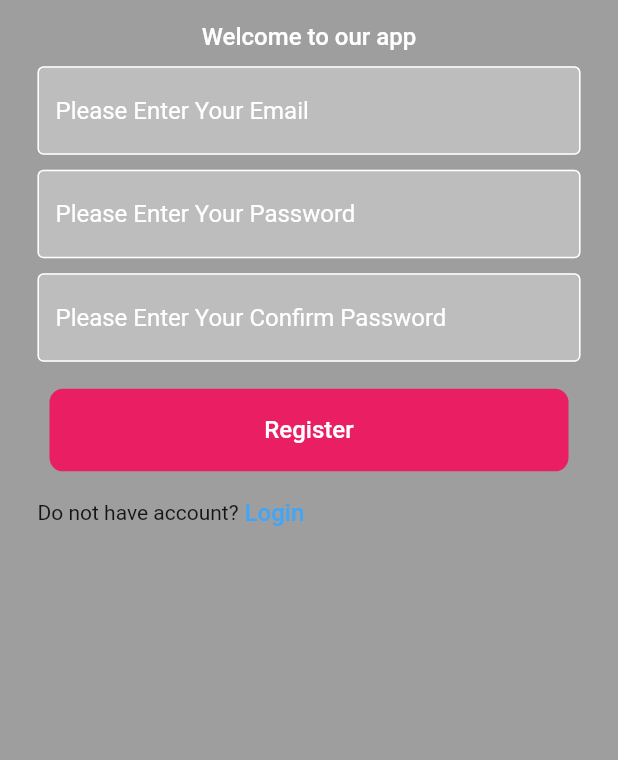
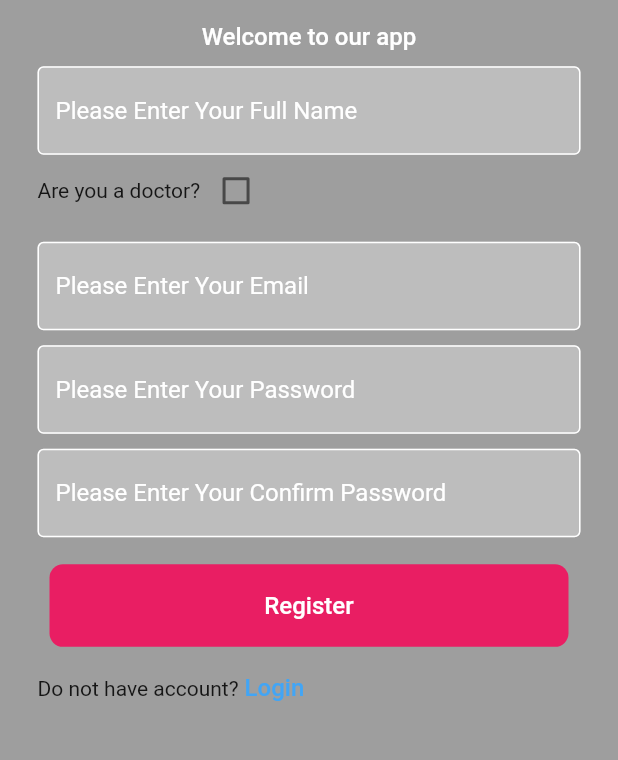
Before and after one commit to pikigene01/cancerconnector, a Flutter app: the LogInSignUp screen opened directly, after a tap on "Register", on a phone screen of 412 x 824 dp, the part 180-940 px from its top. Run offline on Flutter 3.47's test engine with Material 2 defaults, Android fonts, the phone set to English and light mode, and no system bars; our stand-ins replace card_swiper, cloud_firestore, curved_navigation_bar, firebase_auth, firebase_core, font_awesome_flutter and 1 more; accounts and stored records are empty; network calls fail.

Commit message:
update app

```diff
--- a/lib/pages/login.dart
+++ b/lib/pages/login.dart
@@ -16,6 +16,8 @@ class LogInSignUp extends StatefulWidget {
 
 class _LogInSignUpState extends State<LogInSignUp> {
   var emailTextController = TextEditingController();
+  var fullNameTextController = TextEditingController();
+  bool isDoctor = false;
   var passwordTextController = TextEditingController();
   var confirmTextController = TextEditingController();
   bool toggleLogin = false;
@@ -54,8 +56,8 @@ class _LogInSignUpState extends State<LogInSignUp> {
     }
     final authService = Provider.of<AuthService>(context, listen: false);
     try {
-      await authService.signUpWithEmailandPassword(
-          emailTextController.text, passwordTextController.text);
+      await authService.signUpWithEmailandPassword(emailTextController.text,
+          passwordTextController.text, fullNameTextController.text, isDoctor);
     } catch (e) {
       setState(() {
         loading = false;
@@ -93,6 +95,31 @@ class _LogInSignUpState extends State<LogInSignUp> {
                 'Welcome to our app',
                 style: appStyleText,
               ),
+              const SizedBox(
+                height: 10,
+              ),
+              toggleLogin
+                  ? MyTextFieldWidget(
+                      controller: fullNameTextController,
+                      hintText: "Please Enter Your Full Name",
+                      obscureText: false,
+                      isBigInput: false,
+                    )
+                  : Container(),
+              toggleLogin
+                  ? Row(
+                      children: [
+                        const Text("Are you a doctor?"),
+                        Checkbox(
+                            value: isDoctor,
+                            onChanged: (data) {
+                              setState(() {
+                                isDoctor = !isDoctor;
+                              });
+                            }),
+                      ],
+                    )
+                  : Container(),
               const SizedBox(
                 height: 10,
               ),
--- a/lib/pages/on_boardingone.dart
+++ b/lib/pages/on_boardingone.dart
@@ -23,7 +23,7 @@ class _OnBoardingOneState extends State<OnBoardingOne> {
             height: 20,
           ),
           Text(
-            "Find Donors",
+            "Find Doctors",
             style: appBigTitle,
           ),
           const SizedBox(
@@ -32,7 +32,7 @@ class _OnBoardingOneState extends State<OnBoardingOne> {
           const Padding(
             padding: EdgeInsets.all(20.0),
             child: Text(
-              "Lorem ipsum dolor sit amet, consectetur adipiscing elit. Arcu tristique tristique quam in.",
+              "We have specialists which helps patients in all sort of problems they might face.",
               style: TextStyle(color: Colors.black, fontSize: 20),
             ),
           ),
--- a/lib/pages/on_boardingthree.dart
+++ b/lib/pages/on_boardingthree.dart
@@ -36,7 +36,7 @@ class _OnBoardingThreeState extends State<OnBoardingThree> {
           const Padding(
             padding: EdgeInsets.all(20.0),
             child: Text(
-              "Lorem ipsum dolor sit amet, consectetur adipiscing elit. Arcu tristique tristique quam in.",
+              "You have something you want to give this is the right place for you.",
               style: TextStyle(color: Colors.black, fontSize: 20),
             ),
           ),
--- a/lib/pages/on_boardingtwo.dart
+++ b/lib/pages/on_boardingtwo.dart
@@ -33,7 +33,7 @@ class _OnBoardingTwoState extends State<OnBoardingTwo> {
           const Padding(
             padding: EdgeInsets.all(20.0),
             child: Text(
-              "Lorem ipsum dolor sit amet, consectetur adipiscing elit. Arcu tristique tristique quam in.",
+              "Give ideas and remedies to people who got affected.",
               style: TextStyle(color: Colors.black, fontSize: 20),
             ),
           ),
```
Also changed, not shown: lib/services/auth_service.dart (+6 -2 lines).
